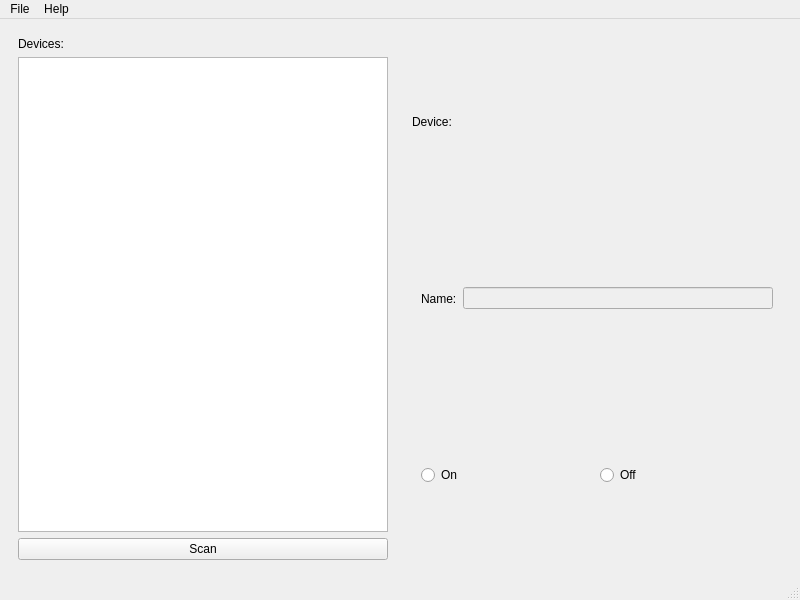
possum69/bmmusiccast, file bmmusiccast/mainwindow.ui: the form before one commit.
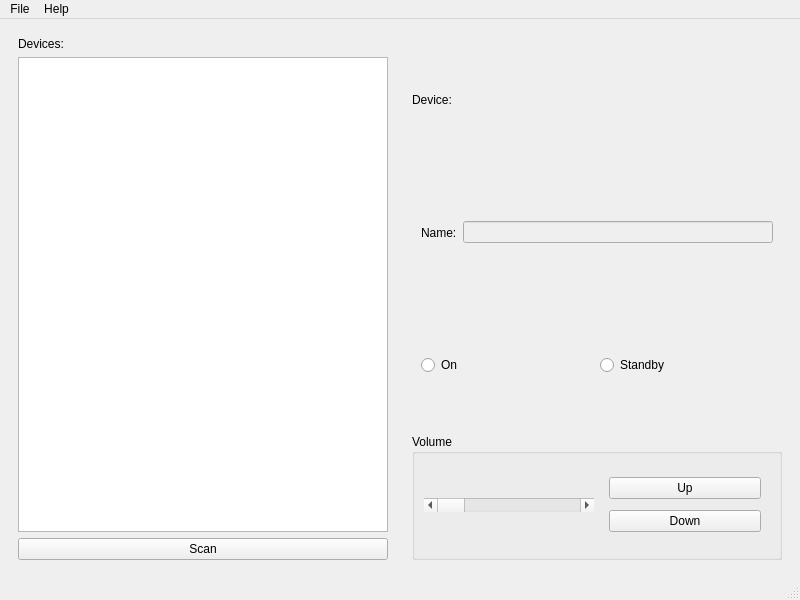
The form after the commit.

Commit message: communication for on/off volume

Diff of the .ui file:
```diff
--- a/bmmusiccast/mainwindow.ui
+++ b/bmmusiccast/mainwindow.ui
@@ -81,13 +81,49 @@
           <item>
            <widget class="QRadioButton" name="off_radioButton">
             <property name="text">
-             <string>Off</string>
+             <string>Standby</string>
             </property>
            </widget>
           </item>
          </layout>
         </widget>
        </item>
+       <item>
+        <widget class="QGroupBox" name="volume_groupBox">
+         <property name="title">
+          <string>Volume</string>
+         </property>
+         <layout class="QHBoxLayout" name="horizontalLayout_4">
+          <item>
+           <widget class="QScrollBar" name="volume_horizontalScrollBar">
+            <property name="orientation">
+             <enum>Qt::Orientation::Horizontal</enum>
+            </property>
+           </widget>
+          </item>
+          <item>
+           <widget class="QWidget" name="increment" native="true">
+            <layout class="QVBoxLayout" name="verticalLayout_3">
+             <item>
+              <widget class="QPushButton" name="volume_up_pushButton">
+               <property name="text">
+                <string>Up</string>
+               </property>
+              </widget>
+             </item>
+             <item>
+              <widget class="QPushButton" name="volume_down_pushButton">
+               <property name="text">
+                <string>Down</string>
+               </property>
+              </widget>
+             </item>
+            </layout>
+           </widget>
+          </item>
+         </layout>
+        </widget>
+       </item>
       </layout>
      </widget>
     </item>
```
The commit also changes 5 other files.
